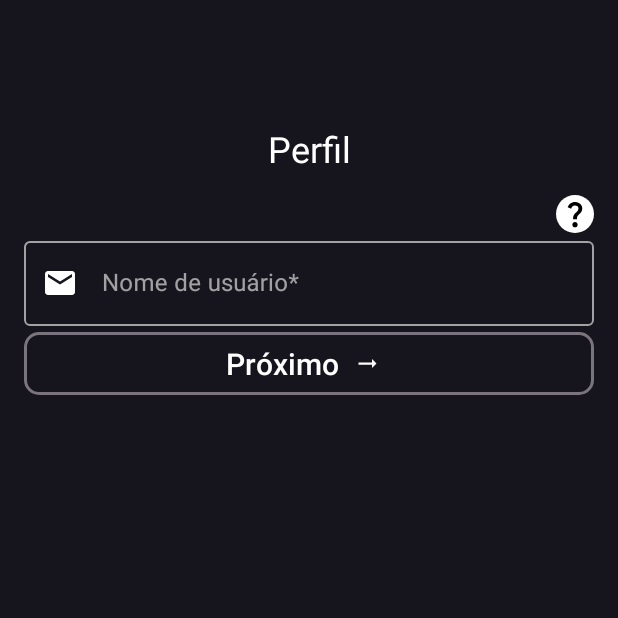
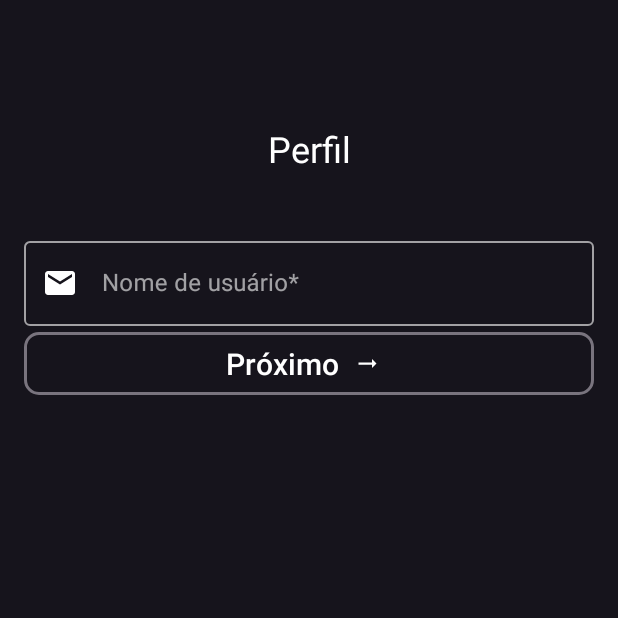
Before and after one commit to OdisBy/Organized-Family-Wallet, an Android app: the RegisterInformationFragment screen opened through its navigation route, on a phone screen of 412 x 824 dp, the top half of it. Run offline under Robolectric (Android 15) with nearby library versions, the light colour scheme and no system bars; our stand-ins replace Dagger/Hilt's generated code, Firebase (no records; nobody signed in at launch, a user with empty details on screens opened directly); 4 statements that could not run were skipped.

Commit message:
Little ui change

```diff
--- a/features/group/src/main/res/layout/fragment_pending_users.xml
+++ b/features/group/src/main/res/layout/fragment_pending_users.xml
@@ -62,6 +62,11 @@
             app:layout_constraintTop_toBottomOf="@id/pending_users_text"
             />
 
+        <include
+            android:id="@+id/progress_bar"
+            layout="@layout/progress_bar"
+            android:visibility="invisible" />
+
     </androidx.constraintlayout.widget.ConstraintLayout>
 
 </ScrollView>
--- a/features/login/src/main/res/layout/fragment_register_information.xml
+++ b/features/login/src/main/res/layout/fragment_register_information.xml
@@ -18,22 +18,6 @@
         android:textColor="@color/text_color"
         android:textSize="24sp"
         app:layout_constraintTop_toBottomOf="@id/top_guideline" />
-
-    <androidx.constraintlayout.utils.widget.ImageFilterView
-        android:id="@+id/username_tooltip"
-        android:layout_width="25dp"
-        android:layout_height="25dp"
-        android:layout_gravity="center_horizontal"
-        app:layout_constraintEnd_toEndOf="@id/username_input"
-        app:layout_constraintBottom_toTopOf="@id/username_input"
-        android:clickable="true"
-        android:tooltipText="@string/username_tooltip"
-        android:background="@color/white"
-        android:backgroundTint="@color/white"
-        android:src="@drawable/ic_question"
-        android:tint="@color/black"
-        android:padding="2dp"
-        app:roundPercent="1" />
 
     <com.google.android.material.textfield.TextInputLayout
         android:id="@+id/username_input"
```
